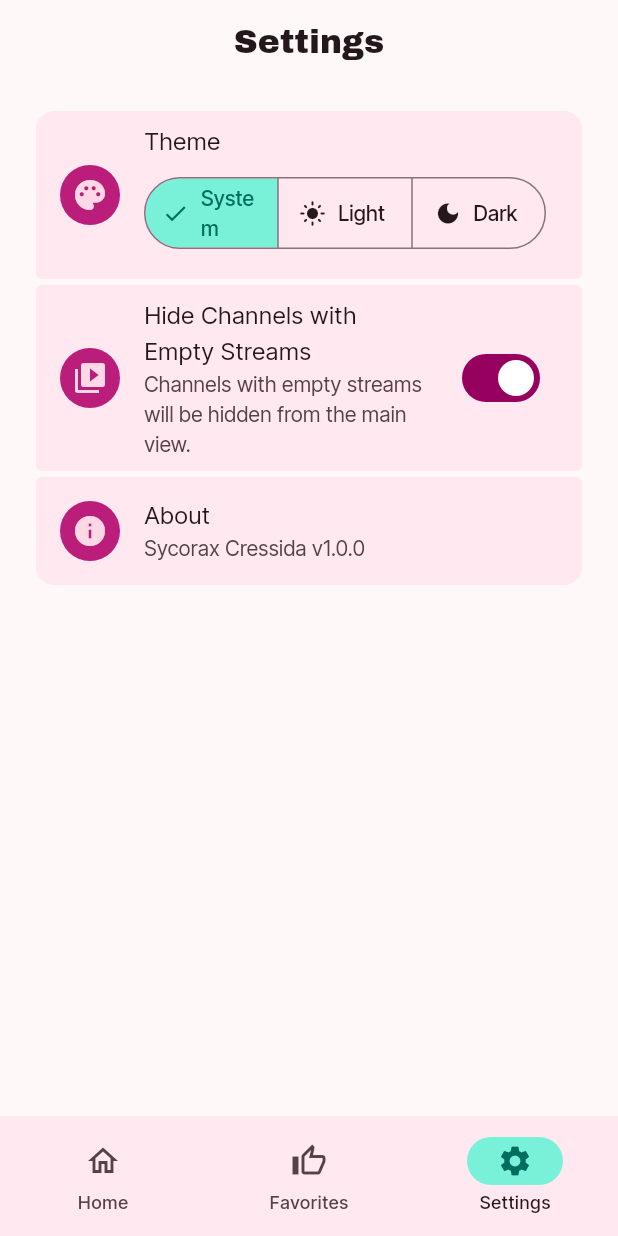
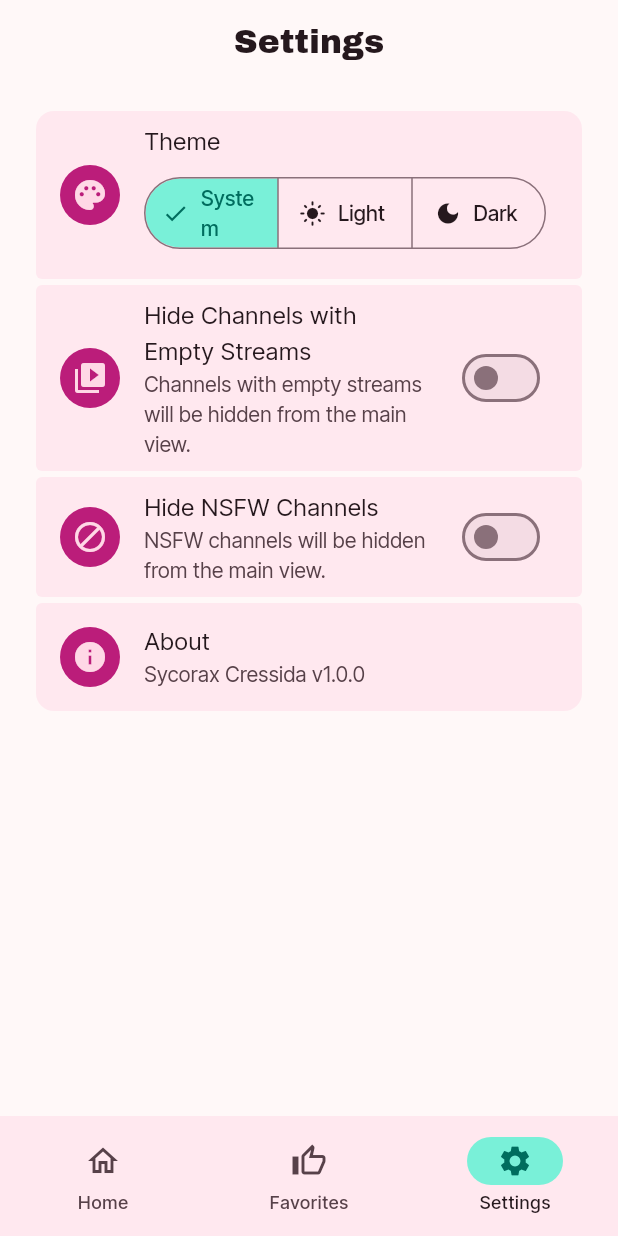
Before and after one commit to ikhsan3adi/sycorax_cressida, a Flutter app: the screen it shows after launch, item 3 of the bottom bar chosen, after a tap on "Hide Channels with Empty Streams", on a phone screen of 412 x 824 dp. Run offline on Flutter 3.47's test engine with Material 3 defaults, Android fonts, the phone set to English and light mode, and no system bars; our stand-ins replace cached_network_image, dio, drift, flutter_riverpod, go_router, google_fonts and 1 more; missing offline and left inert: media_kit, media_kit_video; accounts and stored records are empty; generated files the repository leaves out were written again; network calls fail.

Commit message:
feat(home): add browse filters and content settings
Replace CategoryFilter with BrowseFilters offering
dropdown-based category and country filtering.

Add hideEmptyStreams and hideNsfw settings backed by
SharedPreferences, wired through ChannelDao filters
and ChannelListNotifier.

Introduce hasStreams column (schema v2) so channels
without streams are dimmed and optionally filtered out.
Sort languages and categories alphabetically in
LookupDao.

```diff
--- a/lib/data/database/database.dart
+++ b/lib/data/database/database.dart
@@ -20,7 +20,17 @@ class AppDatabase extends _$AppDatabase {
   AppDatabase(super.e);
 
   @override
-  int get schemaVersion => 1;
+  int get schemaVersion => 2;
+
+  @override
+  MigrationStrategy get migration => MigrationStrategy(
+    onCreate: (m) => m.createAll(),
+    onUpgrade: (m, from, to) async {
+      if (from < 2) {
+        await m.addColumn(channels, channels.hasStreams);
+      }
+    },
+  );
 
   static Future<AppDatabase> create() async {
     final executor = await createExecutor();
--- a/lib/data/database/tables.dart
+++ b/lib/data/database/tables.dart
@@ -19,6 +19,7 @@ class Channels extends Table {
   TextColumn get website => text().nullable()();
   TextColumn get logoUrl => text().nullable()();
   IntColumn get syncedAt => integer()();
+  BoolColumn get hasStreams => boolean().withDefault(const Constant(true))();
 
   @override
   Set<Column> get primaryKey => {id};
--- a/lib/data/models/channel.dart
+++ b/lib/data/models/channel.dart
@@ -16,6 +16,7 @@ class Channel {
   final String? replacedBy;
   final String? website;
   final String? logoUrl;
+  final bool hasStreams;
 
   const Channel({
     required this.id,
@@ -35,6 +36,7 @@ class Channel {
     this.replacedBy,
     this.website,
     this.logoUrl,
+    this.hasStreams = true,
   });
 
   factory Channel.fromJson(Map<String, dynamic> json) {
--- a/lib/data/repositories/channel_repository.dart
+++ b/lib/data/repositories/channel_repository.dart
@@ -24,6 +24,9 @@ class ChannelRepository {
     String? country,
     String? category,
     String? search,
+    bool hideEmptyStreams = false,
+    bool hideNsfw = false,
+    String? language,
     int limit = Constants.pageLimit,
     int offset = 0,
   }) async {
@@ -32,6 +35,9 @@ class ChannelRepository {
       country: country,
       category: category,
       search: search,
+      hideEmptyStreams: hideEmptyStreams,
+      hideNsfw: hideNsfw,
+      language: language,
       limit: limit,
       offset: offset,
     );
@@ -122,7 +128,11 @@ class ChannelRepository {
     final languages = await languagesF;
     final categories = await categoriesF;
 
-    await _channelDao.upsertChannels(channels, syncedAt: now);
+    await _channelDao.upsertChannels(
+      channels,
+      syncedAt: now,
+      channelIdsWithStreams: {for (final s in streams) s.channelId},
+    );
 
     final logoTuples = logos
         .map((l) => (channel: l.channel, inUse: l.inUse, url: l.url))
--- a/lib/features/favorites/favorites_screen.dart
+++ b/lib/features/favorites/favorites_screen.dart
@@ -21,7 +21,9 @@ class FavoritesScreen extends ConsumerWidget {
           itemCount: channels.length,
           itemBuilder: (context, index) {
             final channel = channels[index];
-            return ChannelExpansionTile(
+            return Padding(
+              padding: const EdgeInsets.symmetric(horizontal: 16, vertical: 2),
+              child: ChannelExpansionTile(
                 channel: channel,
                 onPlayStream: () => context.go('/'),
                 trailing: FavoriteButton(
@@ -32,6 +34,7 @@ class FavoritesScreen extends ConsumerWidget {
                         .toggleFavorite(channel.id);
                     ref.invalidate(favoritesListProvider);
                   },
+                ),
               ),
             );
           },
--- a/lib/features/home/home_screen.dart
+++ b/lib/features/home/home_screen.dart
@@ -70,7 +70,7 @@ class _HomeScreenState extends ConsumerState<HomeScreen> {
             chStream: playerState.currentStream!,
           ),
         ],
-        const CategoryFilter(),
+        const BrowseFilters(),
         Expanded(
           child: homeState.mode == HomeContentMode.browse
               ? const ChannelList()
--- a/lib/features/home/providers/channel_list_provider.dart
+++ b/lib/features/home/providers/channel_list_provider.dart
@@ -3,6 +3,7 @@ import 'package:sycorax_cressida/core/constants.dart';
 import 'package:sycorax_cressida/data/providers.dart';
 import 'package:sycorax_cressida/data/models/models.dart';
 import 'package:sycorax_cressida/features/home/providers/channel_filter_provider.dart';
+import 'package:sycorax_cressida/features/settings/providers/settings_provider.dart';
 
 final channelListProvider =
     NotifierProvider<ChannelListNotifier, ChannelListState>(
@@ -11,7 +12,12 @@ final channelListProvider =
 
 final categoryListProvider = FutureProvider<List<Category>>((ref) async {
   final repo = ref.watch(channelRepositoryProvider);
-  return repo.getCategories();
+  final hideNsfw = ref.watch(hideNsfwProvider).value ?? false;
+  final categories = await repo.getCategories();
+  if (hideNsfw) {
+    return categories.where((c) => c.name != 'XXX').toList();
+  }
+  return categories;
 });
 
 final countryListProvider = FutureProvider<List<Country>>((ref) async {
@@ -66,8 +72,16 @@ class ChannelListNotifier extends Notifier<ChannelListState> {
       final repo = ref.read(channelRepositoryProvider);
       final search = ref.read(searchQueryProvider);
       final category = ref.read(selectedCategoryProvider);
+      final country = ref.read(selectedCountryProvider);
+      final language = ref.read(selectedLanguageProvider);
+      final hideEmptyStreams = ref.read(hideEmptyStreamsProvider).value ?? true;
+      final hideNsfw = ref.read(hideNsfwProvider).value ?? false;
       final newChannels = await repo.getChannels(
         category: category,
+        country: country,
+        language: language,
+        hideEmptyStreams: hideEmptyStreams,
+        hideNsfw: hideNsfw,
         search: search.isNotEmpty ? search : null,
         limit: Constants.pageLimit,
         offset: _page * Constants.pageLimit,
--- /dev/null
+++ b/lib/features/home/widgets/browse_filters.dart
@@ -0,0 +1,120 @@
+import 'package:flutter/material.dart';
+import 'package:flutter_riverpod/flutter_riverpod.dart';
+import 'package:sycorax_cressida/features/home/providers/channel_filter_provider.dart';
+import 'package:sycorax_cressida/features/home/providers/channel_list_provider.dart';
+
+class BrowseFilters extends ConsumerWidget {
+  const BrowseFilters({super.key});
+
+  @override
+  Widget build(BuildContext context, WidgetRef ref) {
+    final categoriesAsync = ref.watch(categoryListProvider);
+    final countriesAsync = ref.watch(countryListProvider);
+    final languagesAsync = ref.watch(languageListProvider);
+    final selectedCategory = ref.watch(selectedCategoryProvider);
+    final selectedCountry = ref.watch(selectedCountryProvider);
+    final selectedLanguage = ref.watch(selectedLanguageProvider);
+
+    return Padding(
+      padding: const EdgeInsets.symmetric(horizontal: 16, vertical: 8),
+      child: Row(
+        spacing: 8,
+        children: [
+          Expanded(
+            child: _buildDropdown(
+              context: context,
+              label: 'Category',
+              value: selectedCategory,
+              itemsAsync: categoriesAsync,
+              labelBuilder: (c) => c.name,
+              valueBuilder: (c) => c.id,
+              onSelected: (String? value) {
+                ref.read(selectedCategoryProvider.notifier).update(value);
+                ref.read(channelListProvider.notifier).refresh();
+              },
+            ),
+          ),
+          // Expanded(
+          //   child: _buildDropdown(
+          //     context: context,
+          //     label: 'Language',
+          //     value: selectedLanguage,
+          //     itemsAsync: languagesAsync,
+          //     labelBuilder: (l) => l.name,
+          //     valueBuilder: (l) => l.code,
+          //     onSelected: (String? value) {
+          //       ref.read(selectedLanguageProvider.notifier).update(value);
+          //       ref.read(channelListProvider.notifier).refresh();
+          //     },
+          //   ),
+          // ),
+          Expanded(
+            child: _buildDropdown(
+              context: context,
+              label: 'Country',
+              value: selectedCountry,
+              itemsAsync: countriesAsync,
+              labelBuilder: (c) => c.name,
+              valueBuilder: (c) => c.code,
+              onSelected: (String? value) {
+                ref.read(selectedCountryProvider.notifier).update(value);
+                ref.read(channelListProvider.notifier).refresh();
+              },
+            ),
+          ),
+        ],
+      ),
+    );
+  }
+
+  Widget _buildDropdown<T>({
+    required BuildContext context,
+    required String label,
+    required String? value,
+    required AsyncValue<List<T>> itemsAsync,
+    required String Function(T) labelBuilder,
+    required String Function(T) valueBuilder,
+    required void Function(String?) onSelected,
+  }) {
+    final theme = Theme.of(context);
+
+    return itemsAsync.when(
+      data: (items) {
+        return DropdownButtonFormField<String>(
+          initialValue: value,
+          decoration: InputDecoration(
+            labelText: label,
+            border: const OutlineInputBorder(),
+            isDense: true,
+          ),
+          style: theme.textTheme.labelLarge,
+          items: [
+            const DropdownMenuItem<String>(value: null, child: Text('All')),
+            ...items.map(
+              (item) => DropdownMenuItem<String>(
+                value: valueBuilder(item),
+                child: Text(labelBuilder(item)),
+              ),
+            ),
+          ],
+          onChanged: onSelected,
+          isExpanded: true,
+        );
+      },
+      loading: () =>
+          const SizedBox(height: 56, child: Center(child: Text('Loading...'))),
+      error: (e, _) => Padding(
+        padding: const EdgeInsets.symmetric(horizontal: 8),
+        child: SizedBox(
+          height: 56,
+          child: Center(
+            child: Text(
+              'Failed',
+              style: TextStyle(color: Theme.of(context).colorScheme.error),
+            ),
+          ),
+        ),
+      ),
+    );
+  }
+}
--- a/lib/features/home/widgets/channel_list.dart
+++ b/lib/features/home/widgets/channel_list.dart
@@ -5,6 +5,7 @@ import 'package:sycorax_cressida/core/constants.dart';
 import 'package:sycorax_cressida/data/providers.dart';
 import 'package:sycorax_cressida/features/favorites/providers.dart';
 import 'package:sycorax_cressida/features/home/providers/channel_list_provider.dart';
+import 'package:sycorax_cressida/features/settings/providers/settings_provider.dart';
 import 'package:sycorax_cressida/shared/widgets/widgets.dart';
 
 class ChannelList extends ConsumerStatefulWidget {
@@ -23,7 +24,33 @@ class _ChannelListState extends ConsumerState<ChannelList> {
     Future(() {
       if (mounted) ref.read(channelListProvider.notifier).init();
     });
+    _setupListeners();
   }
+
+  @override
+  void dispose() {
+    _hideEmptyStreamsListener?.close();
+    _hideNsfwListener?.close();
+    super.dispose();
+  }
+
+  void _setupListeners() {
+    _hideEmptyStreamsListener = ref.listenManual<bool>(
+      hideEmptyStreamsProvider.select((v) => v.value ?? true),
+      (_, next) {
+        ref.read(channelListProvider.notifier).refresh();
+      },
+    );
+    _hideNsfwListener = ref.listenManual<bool>(
+      hideNsfwProvider.select((v) => v.value ?? false),
+      (_, next) {
+        ref.read(channelListProvider.notifier).refresh();
+      },
+    );
+  }
+
+  ProviderSubscription? _hideEmptyStreamsListener;
+  ProviderSubscription? _hideNsfwListener;
 
   @override
   Widget build(BuildContext context) {
@@ -65,7 +92,9 @@ class _ChannelListState extends ConsumerState<ChannelList> {
         final channel = state.channels[index];
         final isFav = ref.watch(isFavoriteProvider(channel.id));
 
-        return ChannelExpansionTile(
+        return Padding(
+          padding: const EdgeInsets.symmetric(horizontal: 16, vertical: 2),
+          child: ChannelExpansionTile(
             channel: channel,
             trailing: isFav.when(
               data: (fav) => FavoriteButton(
@@ -80,6 +109,7 @@ class _ChannelListState extends ConsumerState<ChannelList> {
               ),
               loading: () => const SizedBox.shrink(),
               error: (_, _) => const SizedBox.shrink(),
+            ),
           ),
         );
       },
--- a/lib/features/home/widgets/widgets.dart
+++ b/lib/features/home/widgets/widgets.dart
@@ -1,4 +1,4 @@
-export 'category_filter.dart';
+export 'browse_filters.dart';
 export 'channel_list.dart';
 export 'feed_list_tile.dart';
 export 'player_placeholder.dart';
--- /dev/null
+++ b/lib/features/settings/providers/settings_provider.dart
@@ -0,0 +1,47 @@
+import 'dart:async';
+
+import 'package:flutter_riverpod/flutter_riverpod.dart';
+import 'package:sycorax_cressida/data/providers.dart';
+
+final hideEmptyStreamsProvider =
+    AsyncNotifierProvider<HideEmptyStreamsNotifier, bool>(
+      HideEmptyStreamsNotifier.new,
+    );
+
+final hideNsfwProvider = AsyncNotifierProvider<HideNsfwNotifier, bool>(
+  HideNsfwNotifier.new,
+);
+
+class HideEmptyStreamsNotifier extends AsyncNotifier<bool> {
+  static const String key = 'hide_empty_streams';
+
+  @override
+  FutureOr<bool> build() async {
+    final prefs = ref.watch(sharedPreferencesProvider);
+    final value = prefs.getBool(key);
+    return value ?? true;
+  }
+
+  Future<void> setHideEmptyStreams(bool value) async {
+    state = AsyncValue.data(value);
+    final prefs = ref.read(sharedPreferencesProvider);
+    await prefs.setBool(key, value);
+  }
+}
+
+class HideNsfwNotifier extends AsyncNotifier<bool> {
+  static const String key = 'hide_nsfw';
+
+  @override
+  FutureOr<bool> build() async {
+    final prefs = ref.watch(sharedPreferencesProvider);
+    final value = prefs.getBool(key);
+    return value ?? false;
+  }
+
+  Future<void> setHideNsfw(bool value) async {
+    state = AsyncValue.data(value);
+    final prefs = ref.read(sharedPreferencesProvider);
+    await prefs.setBool(key, value);
+  }
+}
--- a/lib/features/settings/settings_screen.dart
+++ b/lib/features/settings/settings_screen.dart
@@ -1,6 +1,7 @@
 import 'package:flutter/material.dart';
 import 'package:flutter_riverpod/flutter_riverpod.dart';
 import 'package:sycorax_cressida/core/constants.dart';
+import 'package:sycorax_cressida/features/settings/providers/settings_provider.dart';
 import 'package:sycorax_cressida/features/settings/providers/theme_mode_provider.dart';
 import 'package:sycorax_cressida/features/settings/widgets/widgets.dart';
 
@@ -11,6 +12,9 @@ class SettingsScreen extends ConsumerWidget {
   Widget build(BuildContext context, WidgetRef ref) {
     final theme = Theme.of(context);
     final themeModeAsync = ref.watch(themeModeProvider);
+
+    final hideEmptyStreamsAsync = ref.watch(hideEmptyStreamsProvider);
+    final hideNsfwAsync = ref.watch(hideNsfwProvider);
 
     final children = [
       Column(
@@ -35,8 +39,23 @@ class SettingsScreen extends ConsumerWidget {
         subtitle: const Text(
           'Channels with empty streams will be hidden from the main view.',
         ),
-        value: true,
-        onChanged: (bool value) {},
+        value: hideEmptyStreamsAsync.value ?? true,
+        onChanged: (bool value) {
+          ref
+              .read(hideEmptyStreamsProvider.notifier)
+              .setHideEmptyStreams(value);
+        },
+      ),
+      SwitchListTile(
+        secondary: const CircleAvatar(child: Icon(Icons.block)),
+        title: const Text('Hide NSFW Channels'),
+        subtitle: const Text(
+          'NSFW channels will be hidden from the main view.',
+        ),
+        value: hideNsfwAsync.value ?? false,
+        onChanged: (bool value) {
+          ref.read(hideNsfwProvider.notifier).setHideNsfw(value);
+        },
       ),
       ListTile(
         leading: const CircleAvatar(child: Icon(Icons.info)),
```
Also changed, not shown: lib/data/database/daos/channel_dao.dart (+24 -1 lines), lib/data/database/daos/lookup_dao.dart (+6 -2 lines), lib/features/home/providers/channel_filter_provider.dart (+10 -0 lines), lib/features/home/widgets/category_filter.dart (deleted, +0 -65 lines), lib/shared/widgets/channel_expansion_tile.dart (+7 -6 lines), lib/data/database/database.g.dart. Lines whose indentation alone changed are shown as unchanged.
